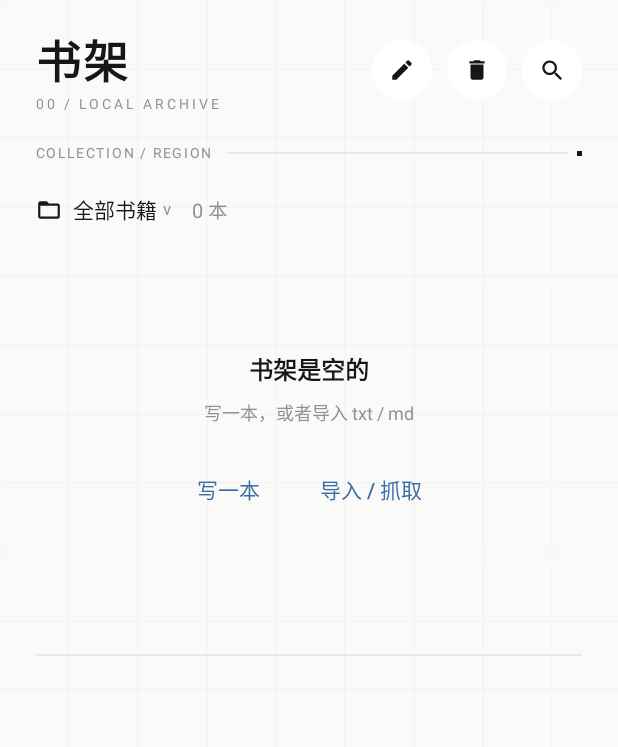
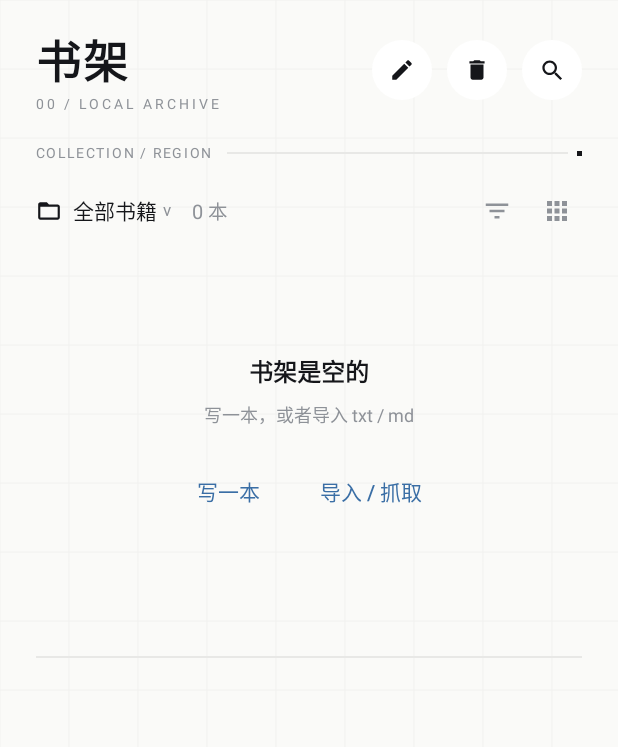
Before and after one commit to Hahakuaizai/WenForge, an Android app built with Jetpack Compose: the screen it shows after launch (MainActivity), on a phone screen of 412 x 824 dp. Shown: the top 747 px of the screen. Run offline under Robolectric (Android 15) with nearby library versions, the phone set to English and light mode, and no system bars.

Commit message:
书架: 筛选行加筛选/视图切换按钮, 视图切立体书架与网格

```diff
--- a/app/src/main/java/com/novelforge/app/ui/Shelf.kt
+++ b/app/src/main/java/com/novelforge/app/ui/Shelf.kt
@@ -32,6 +32,8 @@ import androidx.compose.material.icons.filled.ArrowForward
 import androidx.compose.material.icons.filled.Delete
 import androidx.compose.material.icons.filled.Edit
 import androidx.compose.material.icons.filled.FolderOpen
+import androidx.compose.material.icons.filled.FilterList
+import androidx.compose.material.icons.filled.Apps
 import androidx.compose.material.icons.filled.MenuBook
 import androidx.compose.material.icons.filled.Person
 import androidx.compose.material.icons.filled.Search
@@ -158,6 +160,7 @@ fun ShelfScreen(
     var showFilter by remember { mutableStateOf(false) }
     // 批量管理
     var manageOpen by remember { mutableStateOf(false) }
+    var gridView by rememberSaveable { mutableStateOf(false) }
 
     val novels = vm.data.projects.map {
         ShelfItem(
@@ -411,6 +414,15 @@ fun ShelfScreen(
                             style = TextStyle(fontSize = 13.sp, color = InkGray)
                         )
                         Spacer(Modifier.weight(1f))
+                        Box(
+                            Modifier.size(34.dp).clip(RoundedCornerShape(50)).clickable { showFilter = !showFilter },
+                            contentAlignment = Alignment.Center
+                        ) { Icon(Icons.Default.FilterList, contentDescription = "筛选", modifier = Modifier.size(20.dp), tint = if (showFilter) InkBlack else InkGray) }
+                        Spacer(Modifier.width(6.dp))
+                        Box(
+                            Modifier.size(34.dp).clip(RoundedCornerShape(50)).clickable { gridView = !gridView },
+                            contentAlignment = Alignment.Center
+                        ) { Icon(Icons.Default.Apps, contentDescription = "切换视图", modifier = Modifier.size(20.dp), tint = if (gridView) InkBlack else InkGray) }
                     }
 
                     // 横向展开的来源菜单
@@ -504,6 +516,22 @@ fun ShelfScreen(
             }
 
             item {
+                if (gridView) {
+                    val rows = (shown.size + 2) / 3
+                    LazyVerticalGrid(
+                        columns = GridCells.Fixed(3),
+                        userScrollEnabled = false,
+                        modifier = Modifier.fillMaxWidth().height((rows * 210).dp).padding(horizontal = 16.dp),
+                        horizontalArrangement = Arrangement.spacedBy(12.dp),
+                        verticalArrangement = Arrangement.spacedBy(14.dp)
+                    ) {
+                        items(shown, key = { it.id }) { bk ->
+                            SearchCoverCell(
+                                SearchCell("imported", bk.id, bk.title, bk.coverAuthor.ifBlank { "本地书籍" }, (kotlin.math.abs(bk.id.hashCode()) % 8), "WK-" + (kotlin.math.abs(bk.id.hashCode()) % 100000000))
+                            ) { onOpen(bk.kind, bk.id, 0) }
+                        }
+                    }
+                } else {
                     BookCarousel(
                         books = shown,
                         onOpen = { onOpen(it.kind, it.id, 0) },
@@ -511,6 +539,7 @@ fun ShelfScreen(
                         initialIndex = startIdx,
                         onCurrentChange = { currentBook = it; shelfPrefs.edit().putString("lastBookId", it.id).apply() }
                     )
+                }
                 Spacer(Modifier.height(26.dp))
                 Box(
                     Modifier
```
Lines whose indentation alone changed are shown as unchanged.
